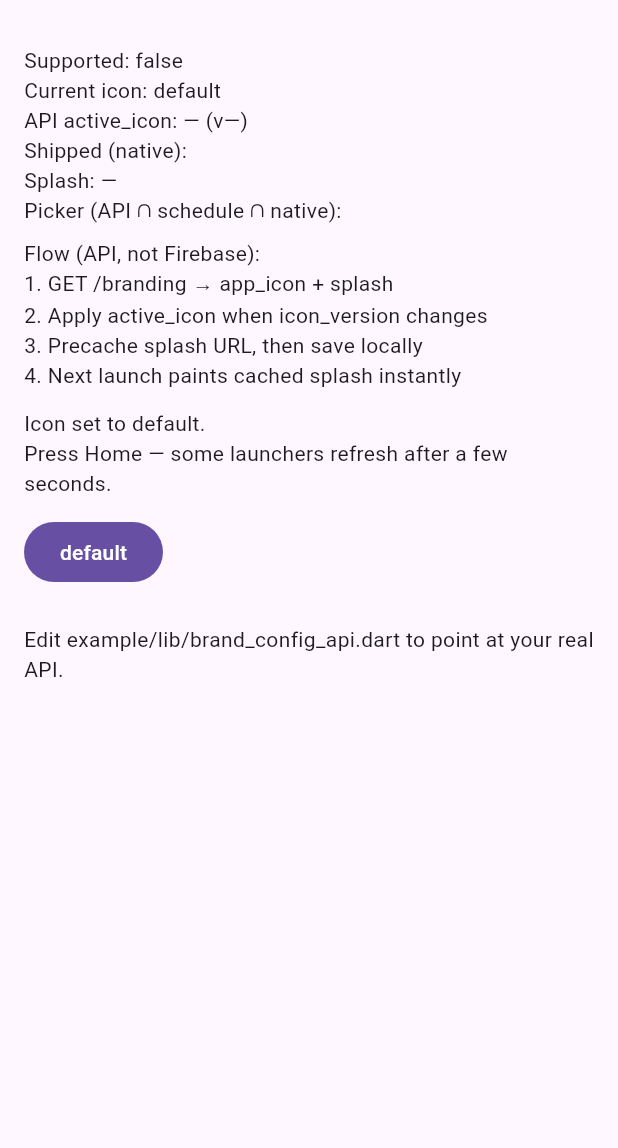
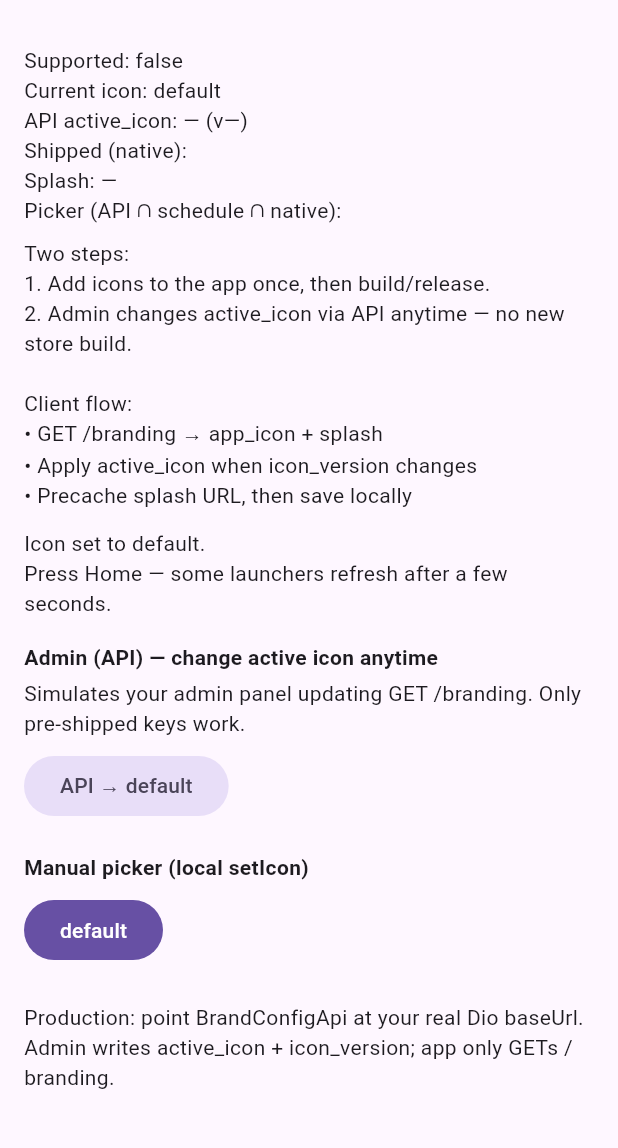
Before and after one commit to ahmedalam782/dynamic_app_icon_switcher, a Flutter app: the screen it shows after launch, after a tap on "default", on a phone screen of 412 x 824 dp, the part 63-1211 px from its top. Run offline on Flutter 3.47's test engine with Material 3 defaults, Android fonts, the phone set to English and light mode, and no system bars; our stand-ins replace dio, plugin_platform_interface, shared_preferences; network calls fail.

Commit message:
Add admin API icon switching for pre-shipped icons.
Demonstrate changing active_icon via branding API anytime without a rebuild,
as long as the icon was already bundled in the app binary.

Co-authored-by: Ahmed Alam <ahmedalam782@users.noreply.github.com>

````diff
--- a/example/lib/brand_config_api.dart
+++ b/example/lib/brand_config_api.dart
@@ -1,5 +1,7 @@
 import 'package:dio/dio.dart';
 import 'package:dynamic_app_icon_switcher/dynamic_app_icon_switcher.dart';
+
+import 'demo_brand_store.dart';
 
 /// Fetches icon + splash brand config from **your backend API** via [Dio].
 ///
@@ -11,14 +13,20 @@ import 'package:dynamic_app_icon_switcher/dynamic_app_icon_switcher.dart';
 /// final brand = await api.fetchBrandConfig();
 /// ```
 ///
-/// The example app uses a demo [Dio] interceptor so no live server is required.
+/// The example app uses a demo [Dio] interceptor backed by [DemoBrandStore]
+/// so no live server is required. Call [setActiveIconAsAdmin] to simulate an
+/// admin changing the launcher icon anytime (must already be bundled).
 class BrandConfigApi {
-  BrandConfigApi({Dio? dio}) : _dio = dio ?? createDemoDio();
+  BrandConfigApi({Dio? dio, DemoBrandStore? store})
+      : _dio = dio ?? createDemoDio(store: store),
+        _store = store ?? DemoBrandStore.instance;
 
   final Dio _dio;
+  final DemoBrandStore _store;
 
-  /// Demo Dio client that resolves `GET /branding` from an in-memory payload.
-  static Dio createDemoDio() {
+  /// Demo Dio client that resolves `GET /branding` from [DemoBrandStore].
+  static Dio createDemoDio({DemoBrandStore? store}) {
+    final brandStore = store ?? DemoBrandStore.instance;
     final dio = Dio(
       BaseOptions(
         baseUrl: 'https://api.example.com',
@@ -30,16 +38,18 @@ class BrandConfigApi {
 
     dio.interceptors.add(
       InterceptorsWrapper(
-        onRequest: (RequestOptions options, RequestInterceptorHandler handler) async {
+        onRequest:
+            (RequestOptions options, RequestInterceptorHandler handler) async {
           // Simulate network latency like a real backend.
           await Future<void>.delayed(const Duration(milliseconds: 400));
 
-          if (options.path == '/branding' || options.path.endsWith('/branding')) {
+          if (options.path == '/branding' ||
+              options.path.endsWith('/branding')) {
             handler.resolve(
               Response<Map<String, dynamic>>(
                 requestOptions: options,
                 statusCode: 200,
-                data: _demoPayload,
+                data: Map<String, dynamic>.from(brandStore.payload),
               ),
             );
             return;
@@ -81,57 +91,11 @@ class BrandConfigApi {
     return RemoteBrandConfig.parse(data);
   }
 
-  /// Demo JSON the interceptor returns for `GET /branding`.
-  static const Map<String, dynamic> _demoPayload = <String, dynamic>{
-    'app_icon': <String, dynamic>{
-      'enabled': true,
-      'active_icon': 'Ramadan',
-      'icon_version': '3',
-      'available_icons': <String>[
-        'Ramadan',
-        'EidAdha',
-        'Red',
-        'Blue',
-        'Green',
-        'WorldCup',
-      ],
-      'icon_schedule': <Map<String, String>>[
-        <String, String>{
-          'icon': 'Ramadan',
-          'from': '2026-02-01',
-          'to': '2026-03-31',
-        },
-        <String, String>{
-          'icon': 'EidAdha',
-          'from': '2026-05-01',
-          'to': '2026-06-30',
-        },
-        <String, String>{
-          'icon': 'WorldCup',
-          'from': '2026-06-01',
-          'to': '2026-07-31',
-        },
-        <String, String>{
-          'icon': 'Green',
-          'from': '2026-07-01',
-          'to': '2026-07-20',
-        },
-        <String, String>{
-          'icon': 'Red',
-          'from': '2026-01-01',
-          'to': '2026-06-30',
-        },
-        <String, String>{
-          'icon': 'Blue',
-          'from': '2026-08-01',
-          'to': '2026-12-31',
-        },
-      ],
-    },
-    'splash': <String, dynamic>{
-      'use_default_splash': true,
-      'image_url': '',
-      'image_version': '1',
-    },
-  };
+  /// Demo-only: pretend an admin updated `active_icon` on the server.
+  ///
+  /// In production, your admin panel writes the same fields to your DB / CMS,
+  /// then mobile clients call [fetchBrandConfig] and `applyFromConfig`.
+  void setActiveIconAsAdmin(String iconName, {bool enabled = true}) {
+    _store.setActiveIcon(iconName, enabled: enabled);
+  }
 }
--- /dev/null
+++ b/example/lib/demo_brand_store.dart
@@ -0,0 +1,64 @@
+/// In-memory demo backend so the example can simulate an **admin** changing
+/// `active_icon` anytime without rebuilding the app.
+///
+/// Production apps replace this with a real HTTP API; the client still only
+/// needs `GET /branding` (and optionally a refresh interval / push).
+class DemoBrandStore {
+  DemoBrandStore._();
+
+  static final DemoBrandStore instance = DemoBrandStore._();
+
+  /// Current branding JSON returned by the demo `GET /branding` interceptor.
+  Map<String, dynamic> payload = _initialPayload();
+
+  /// Resets to the default demo branding (Ramadan).
+  void reset() {
+    payload = _initialPayload();
+  }
+
+  /// Simulates an admin updating the active launcher icon on the server.
+  ///
+  /// Bumps [icon_version] so clients re-apply even if they already used this
+  /// key earlier in the session. Icon names must already be **shipped** in the
+  /// app binary (`setIcon` only works for pre-bundled keys).
+  void setActiveIcon(String iconName, {bool enabled = true}) {
+    final appIcon = Map<String, dynamic>.from(
+      payload['app_icon'] as Map<String, dynamic>? ?? <String, dynamic>{},
+    );
+    final previous = (appIcon['icon_version'] ?? '0').toString();
+    final nextVersion = (int.tryParse(previous) ?? 0) + 1;
+
+    appIcon['enabled'] = enabled;
+    appIcon['active_icon'] = iconName;
+    appIcon['icon_version'] = '$nextVersion';
+    payload = <String, dynamic>{
+      ...payload,
+      'app_icon': appIcon,
+    };
+  }
+
+  static Map<String, dynamic> _initialPayload() => <String, dynamic>{
+        'app_icon': <String, dynamic>{
+          'enabled': true,
+          'active_icon': 'Ramadan',
+          'icon_version': '3',
+          'available_icons': <String>[
+            'Ramadan',
+            'EidAdha',
+            'Red',
+            'Blue',
+            'Green',
+            'WorldCup',
+            'Promo',
+          ],
+          // Empty schedule = all available_icons may appear in the picker.
+          // Add date windows when you want seasonal picker filtering.
+          'icon_schedule': <Map<String, String>>[],
+        },
+        'splash': <String, dynamic>{
+          'use_default_splash': true,
+          'image_url': '',
+          'image_version': '1',
+        },
+      };
+}
--- a/example/lib/main.dart
+++ b/example/lib/main.dart
@@ -278,9 +278,25 @@ class _IconHomePageState extends State<IconHomePage> {
     }
   }
 
+  /// Admin changes API `active_icon` → client refetches → applies without rebuild.
+  Future<void> _adminSetActiveIcon(String name) async {
+    if (_busy || _loadingConfig) return;
+    setState(() {
+      _busy = true;
+      _status = 'Admin set active_icon=$name — fetching API…';
+    });
+    try {
+      _brandApi.setActiveIconAsAdmin(name);
+      await _refresh();
+    } finally {
+      if (mounted) setState(() => _busy = false);
+    }
+  }
+
   @override
   Widget build(BuildContext context) {
     final choices = <String>['default', ..._picker];
+    final adminChoices = <String>['default', ..._shipped];
 
     return Scaffold(
       appBar: AppBar(
@@ -299,21 +315,56 @@ class _IconHomePageState extends State<IconHomePage> {
           if (_loadingConfig) const LinearProgressIndicator(),
           Text('Supported: $_supported'),
           Text('Current icon: $_current'),
-          Text('API active_icon: ${_activeFromApi ?? '—'} (v${_iconVersion ?? '—'})'),
+          Text(
+            'API active_icon: ${_activeFromApi ?? '—'} '
+            '(v${_iconVersion ?? '—'})',
+          ),
           Text('Shipped (native): ${_shipped.join(', ')}'),
           Text('Splash: ${_splashSummary ?? '—'}'),
           Text('Picker (API ∩ schedule ∩ native): ${_picker.join(', ')}'),
           const SizedBox(height: 8),
           const Text(
-            'Flow (API, not Firebase):\n'
-            '1. GET /branding → app_icon + splash\n'
-            '2. Apply active_icon when icon_version changes\n'
-            '3. Precache splash URL, then save locally\n'
-            '4. Next launch paints cached splash instantly',
+            'Two steps:\n'
+            '1. Add icons to the app once, then build/release.\n'
+            '2. Admin changes active_icon via API anytime — no new store build.\n'
+            '\n'
+            'Client flow:\n'
+            '• GET /branding → app_icon + splash\n'
+            '• Apply active_icon when icon_version changes\n'
+            '• Precache splash URL, then save locally',
           ),
           const SizedBox(height: 12),
           if (_status != null) Text(_status!),
-          const SizedBox(height: 12),
+          const SizedBox(height: 16),
+          const Text(
+            'Admin (API) — change active icon anytime',
+            style: TextStyle(fontWeight: FontWeight.bold),
+          ),
+          const SizedBox(height: 4),
+          const Text(
+            'Simulates your admin panel updating GET /branding. '
+            'Only pre-shipped keys work.',
+          ),
+          const SizedBox(height: 8),
+          Wrap(
+            spacing: 8,
+            runSpacing: 8,
+            children: [
+              for (final name in adminChoices)
+                FilledButton.tonal(
+                  onPressed: (_busy || _loadingConfig)
+                      ? null
+                      : () => _adminSetActiveIcon(name),
+                  child: Text('API → $name'),
+                ),
+            ],
+          ),
+          const SizedBox(height: 20),
+          const Text(
+            'Manual picker (local setIcon)',
+            style: TextStyle(fontWeight: FontWeight.bold),
+          ),
+          const SizedBox(height: 8),
           Wrap(
             spacing: 8,
             runSpacing: 8,
@@ -329,7 +380,8 @@ class _IconHomePageState extends State<IconHomePage> {
           ),
           const SizedBox(height: 24),
           const Text(
-            'Edit example/lib/brand_config_api.dart to point at your real API.',
+            'Production: point BrandConfigApi at your real Dio baseUrl. '
+            'Admin writes active_icon + icon_version; app only GETs /branding.',
           ),
         ],
       ),
````
Also changed, not shown: 4 other files.
